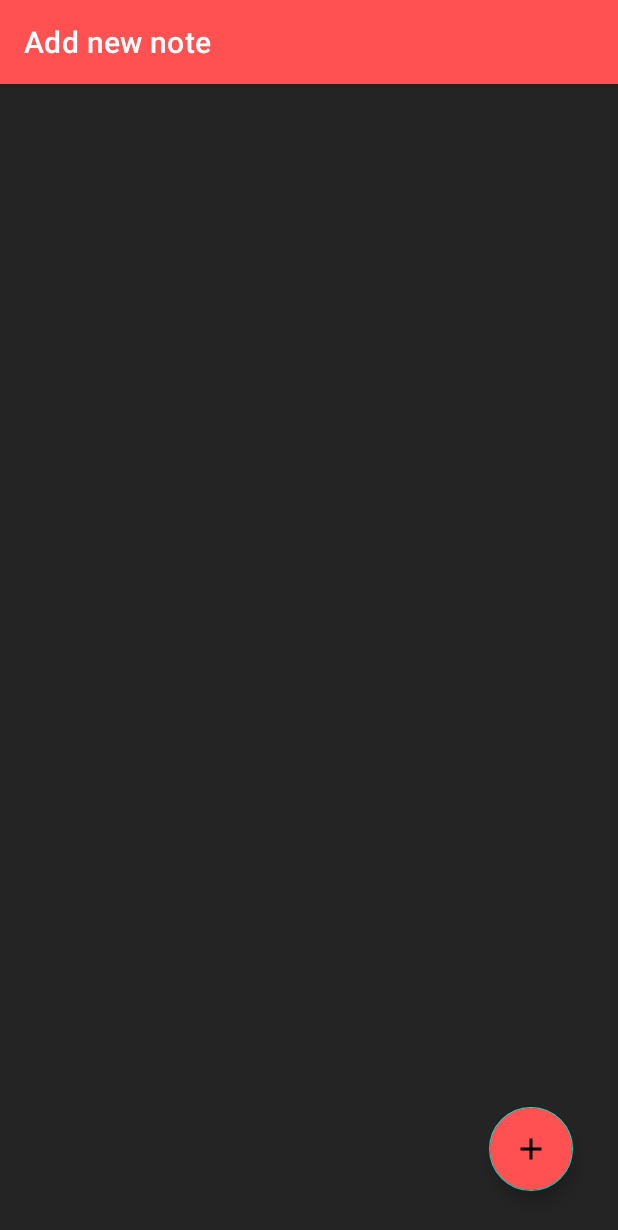
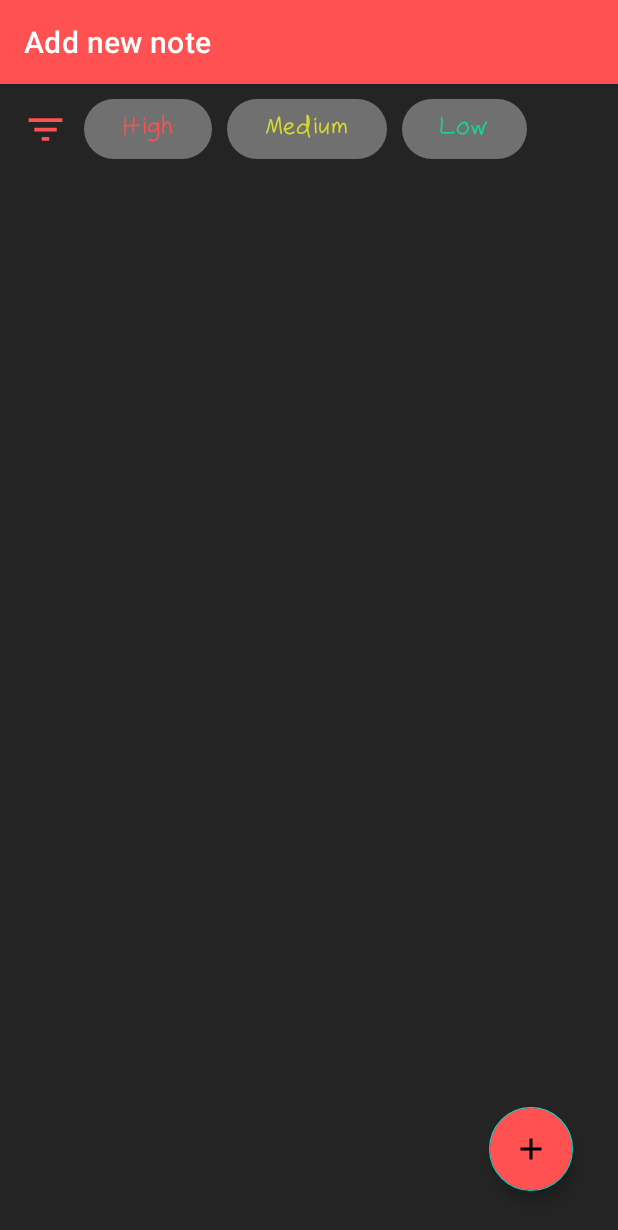
Before and after one commit to crishabhkumar/NotesApp, an Android app: the screen it shows after launch (MainActivity), on a phone screen of 412 x 824 dp. Shown: the top 1230 px of the screen. Run offline under Robolectric (Android 15) with nearby library versions, the phone set to English and light mode, and no system bars; our stand-ins replace Room's generated code, navigation-ui; 1 statement that could not run was skipped.

Commit message:
Filtering of notes is done.

```diff
--- a/app/src/main/java/com/rishabhkumar/notesapp/dao/NotesDao.kt
+++ b/app/src/main/java/com/rishabhkumar/notesapp/dao/NotesDao.kt
@@ -11,6 +11,15 @@ interface NotesDao {
     @Query("SELECT * FROM Notes")
     fun getNotes(): LiveData<List<Notes>>
 
+    @Query("SELECT * FROM Notes WHERE priority = 2")
+    fun getHighNotes(): LiveData<List<Notes>>
+
+    @Query("SELECT * FROM Notes WHERE priority = 3")
+    fun getMediumNotes(): LiveData<List<Notes>>
+
+    @Query("SELECT * FROM Notes WHERE priority = 1")
+    fun getLowNotes(): LiveData<List<Notes>>
+
     @Insert(onConflict = OnConflictStrategy.REPLACE)
     fun insertNotes(note:Notes)
 
--- a/app/src/main/java/com/rishabhkumar/notesapp/repositry/NotesRepository.kt
+++ b/app/src/main/java/com/rishabhkumar/notesapp/repositry/NotesRepository.kt
@@ -9,6 +9,11 @@ class NotesRepository(val dao: NotesDao) {
     fun getAllNotes(): LiveData<List<Notes>> {
         return dao.getNotes()
     }
+
+
+    fun getLowNotes() : LiveData<List<Notes>> = dao.getLowNotes()
+    fun getHighNotes() : LiveData<List<Notes>> = dao.getHighNotes()
+    fun getMediumNotes(): LiveData<List<Notes>> = dao.getMediumNotes()
 
     fun insertNotes(notes: Notes) {
         dao.insertNotes(notes)
--- a/app/src/main/java/com/rishabhkumar/notesapp/ui/Fragments/HomeFragment.kt
+++ b/app/src/main/java/com/rishabhkumar/notesapp/ui/Fragments/HomeFragment.kt
@@ -8,6 +8,7 @@ import android.view.ViewGroup
 import androidx.fragment.app.viewModels
 import androidx.navigation.Navigation
 import androidx.recyclerview.widget.GridLayoutManager
+import androidx.recyclerview.widget.LinearLayoutManager
 import com.rishabhkumar.notesapp.R
 import com.rishabhkumar.notesapp.databinding.FragmentHomeBinding
 import com.rishabhkumar.notesapp.ui.Adapter.NotesAdapter
@@ -25,11 +26,37 @@ class HomeFragment : Fragment() {
         // Inflate the layout for this fragment
         binding = FragmentHomeBinding.inflate(layoutInflater, container, false)
 
-        viewModel.getNotes().observe(viewLifecycleOwner,{ notesList ->
-            binding.recyclerViewAllNotes.layoutManager = GridLayoutManager(requireContext(),2)
-            binding.recyclerViewAllNotes.adapter = NotesAdapter(requireContext(),notesList)
-        })
 
+        viewModel.getNotes().observe(viewLifecycleOwner) { notesList ->
+            binding.recyclerViewAllNotes.layoutManager = GridLayoutManager(requireContext(), 2)
+            binding.recyclerViewAllNotes.adapter = NotesAdapter(requireContext(), notesList)
+        }
+
+        binding.txtHigh.setOnClickListener {
+            viewModel.getHighNotes().observe(viewLifecycleOwner) { notesList ->
+                binding.recyclerViewAllNotes.layoutManager = GridLayoutManager(requireContext(), 2)
+                binding.recyclerViewAllNotes.adapter = NotesAdapter(requireContext(), notesList)
+            }
+        }
+        binding.txtMedium.setOnClickListener {
+            viewModel.getMediumNotes().observe(viewLifecycleOwner) { notesList ->
+                binding.recyclerViewAllNotes.layoutManager = GridLayoutManager(requireContext(), 2)
+                binding.recyclerViewAllNotes.adapter = NotesAdapter(requireContext(), notesList)
+            }
+        }
+        binding.txtLow.setOnClickListener {
+            viewModel.getLowNotes().observe(viewLifecycleOwner) { notesList ->
+                binding.recyclerViewAllNotes.layoutManager = GridLayoutManager(requireContext(), 2)
+                binding.recyclerViewAllNotes.adapter = NotesAdapter(requireContext(), notesList)
+            }
+        }
+
+        binding.btnAllNotes.setOnClickListener {
+            viewModel.getNotes().observe(viewLifecycleOwner) { notesList ->
+                binding.recyclerViewAllNotes.layoutManager = GridLayoutManager(requireContext(), 2)
+                binding.recyclerViewAllNotes.adapter = NotesAdapter(requireContext(), notesList)
+            }
+        }
 
         binding.btnAddNotes.setOnClickListener {
             Navigation.findNavController(it)
--- a/app/src/main/java/com/rishabhkumar/notesapp/viewmodel/NotesViewModel.kt
+++ b/app/src/main/java/com/rishabhkumar/notesapp/viewmodel/NotesViewModel.kt
@@ -21,6 +21,10 @@ class NotesViewModel(application: Application) : AndroidViewModel(application) {
 
     fun getNotes(): LiveData<List<Notes>> = repo.getAllNotes()
 
+    fun getLowNotes() : LiveData<List<Notes>> = repo.getLowNotes()
+    fun getHighNotes() : LiveData<List<Notes>> = repo.getHighNotes()
+    fun getMediumNotes(): LiveData<List<Notes>> = repo.getMediumNotes()
+
     fun deleteNotes(id: Int) {
         repo.deleteNotes(id)
     }
--- /dev/null
+++ b/app/src/main/res/drawable/btn_fliter_shape.xml
@@ -0,0 +1,8 @@
+<?xml version="1.0" encoding="utf-8"?>
+<shape xmlns:android="http://schemas.android.com/apk/res/android"
+    android:shape="rectangle">
+
+    <solid android:color="#707070"/>
+    <corners android:radius="200dp"/>
+
+</shape>
--- /dev/null
+++ b/app/src/main/res/drawable/filter_icon.xml
@@ -0,0 +1,5 @@
+<vector android:height="24dp" android:tint="#FF5151"
+    android:viewportHeight="24" android:viewportWidth="24"
+    android:width="24dp" xmlns:android="http://schemas.android.com/apk/res/android">
+    <path android:fillColor="@android:color/white" android:pathData="M10,18h4v-2h-4v2zM3,6v2h18L21,6L3,6zM6,13h12v-2L6,11v2z"/>
+</vector>
--- a/app/src/main/res/layout/fragment_home.xml
+++ b/app/src/main/res/layout/fragment_home.xml
@@ -5,20 +5,86 @@
     android:layout_width="match_parent"
     android:layout_height="match_parent"
     android:background="@color/backg_color"
+    android:fitsSystemWindows="true"
     tools:context=".ui.Fragments.HomeFragment">
 
     <androidx.constraintlayout.widget.ConstraintLayout
         android:layout_width="match_parent"
         android:layout_height="match_parent">
 
+        <LinearLayout
+            android:id="@+id/linearLayout"
+            android:layout_width="match_parent"
+            android:layout_height="wrap_content"
+            android:layout_margin="10dp"
+            android:gravity="center_vertical"
+            android:orientation="horizontal"
+            app:layout_constraintEnd_toEndOf="parent"
+            app:layout_constraintStart_toStartOf="parent"
+            app:layout_constraintTop_toTopOf="parent">
+
+            <ImageView
+                android:id="@+id/btnAllNotes"
+                android:layout_width="30dp"
+                android:layout_height="30dp"
+                android:layout_margin="5dp"
+                android:background="@drawable/filter_icon" />
+
+            <TextView
+                android:id="@+id/txtHigh"
+                android:layout_width="wrap_content"
+                android:layout_height="wrap_content"
+                android:layout_marginStart="5dp"
+                android:background="@drawable/btn_fliter_shape"
+                android:fontFamily="@font/regular"
+                android:paddingStart="25dp"
+                android:paddingTop="10dp"
+                android:paddingEnd="25dp"
+                android:paddingBottom="10dp"
+                android:text="High"
+                android:textColor="@color/red_color"
+                android:textSize="16sp" />
+
+            <TextView
+                android:id="@+id/txtMedium"
+                android:layout_width="wrap_content"
+                android:layout_height="wrap_content"
+                android:layout_marginStart="10dp"
+                android:background="@drawable/btn_fliter_shape"
+                android:fontFamily="@font/regular"
+                android:paddingStart="25dp"
+                android:paddingTop="10dp"
+                android:paddingEnd="25dp"
+                android:paddingBottom="10dp"
+                android:text="Medium"
+                android:textColor="@color/yellow_color"
+                android:textSize="16sp" />
+
+            <TextView
+                android:id="@+id/txtLow"
+                android:layout_width="wrap_content"
+                android:layout_height="wrap_content"
+                android:layout_marginStart="10dp"
+                android:background="@drawable/btn_fliter_shape"
+                android:fontFamily="@font/regular"
+                android:paddingStart="25dp"
+                android:paddingTop="10dp"
+                android:paddingEnd="25dp"
+                android:paddingBottom="10dp"
+                android:text="Low"
+                android:textColor="@color/green_color"
+                android:textSize="16sp" />
+
+        </LinearLayout>
+
         <androidx.recyclerview.widget.RecyclerView
             android:id="@+id/recyclerViewAllNotes"
             android:layout_width="match_parent"
-            android:layout_height="match_parent"
+            android:layout_height="0dp"
             app:layout_constraintBottom_toBottomOf="parent"
             app:layout_constraintEnd_toEndOf="parent"
             app:layout_constraintStart_toStartOf="parent"
-            app:layout_constraintTop_toTopOf="parent" />
+            app:layout_constraintTop_toBottomOf="@+id/linearLayout" />
 
 
         <com.google.android.material.floatingactionbutton.FloatingActionButton
--- a/app/src/main/res/layout/item_notes.xml
+++ b/app/src/main/res/layout/item_notes.xml
@@ -2,7 +2,7 @@
 <LinearLayout xmlns:android="http://schemas.android.com/apk/res/android"
     xmlns:app="http://schemas.android.com/apk/res-auto"
     android:layout_width="match_parent"
-    android:layout_height="match_parent">
+    android:layout_height="wrap_content">
 
     <androidx.cardview.widget.CardView
         android:layout_width="match_parent"
```
